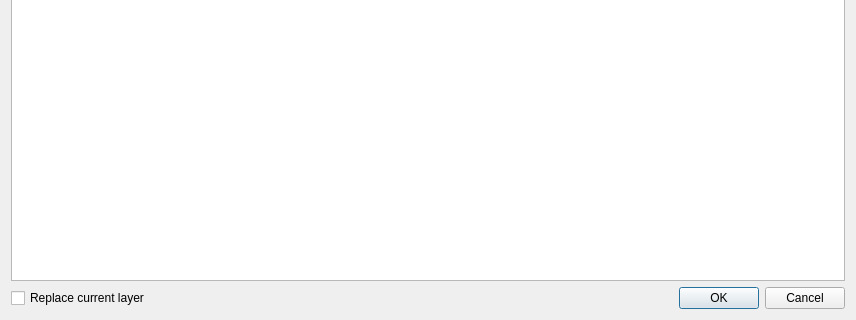
Old version of the form qgis_complex_plugin/creation_dialog.ui in the repository BRGM/gml_application_schema_toolbox; both pictures show x 0 to 856 and y 291 to 611 of the 856 by 611 pixel window.
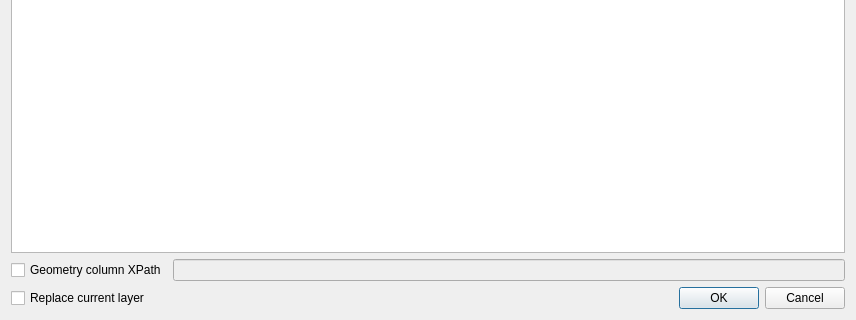
New version of the form.

Commit message: Add support for a geometry xpath

Diff of the .ui file:
```diff
--- a/qgis_complex_plugin/creation_dialog.ui
+++ b/qgis_complex_plugin/creation_dialog.ui
@@ -109,6 +109,24 @@
      </column>
     </widget>
    </item>
+   <item>
+    <layout class="QHBoxLayout" name="horizontalLayout_5">
+     <item>
+      <widget class="QCheckBox" name="geometryColumnCheck">
+       <property name="text">
+        <string>Geometry column XPath</string>
+       </property>
+      </widget>
+     </item>
+     <item>
+      <widget class="QLineEdit" name="geometryColumnEdit">
+       <property name="enabled">
+        <bool>false</bool>
+       </property>
+      </widget>
+     </item>
+    </layout>
+   </item>
    <item>
     <layout class="QHBoxLayout" name="horizontalLayout_4">
      <item>
```
Left out of the diff: 16 changed lines with no effect on the pictures. The commit also changes 3 other files.
